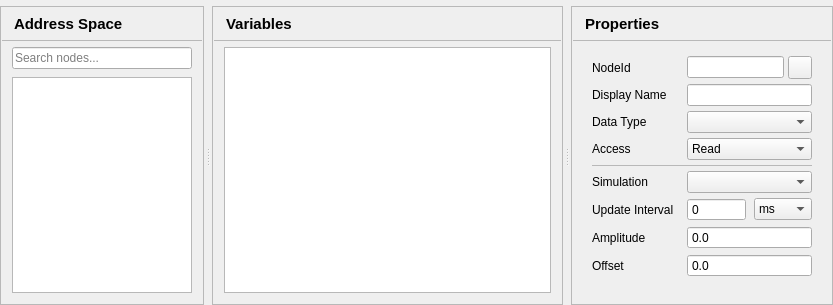
Qt form src/ui/pages/objectspage.ui (sanny32/OpenUaSim) before a commit.
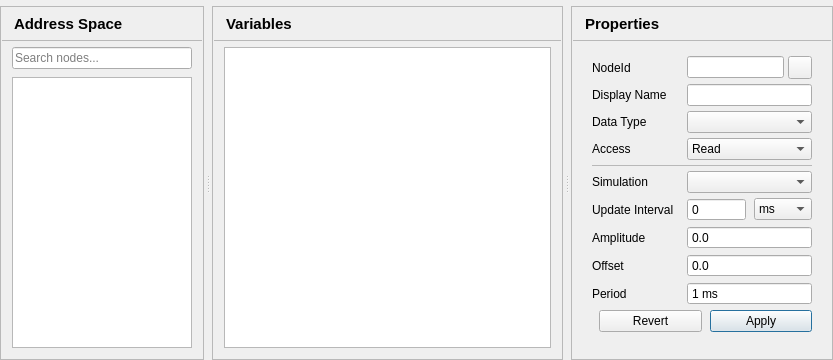
The same form after that commit.

Patch:
```diff
--- a/src/ui/pages/objectspage.ui
+++ b/src/ui/pages/objectspage.ui
@@ -623,6 +623,60 @@
                 </property>
                </widget>
               </item>
+              <item row="9" column="0">
+               <widget class="QLabel" name="periodLabel">
+                <property name="text">
+                 <string>Period</string>
+                </property>
+               </widget>
+              </item>
+              <item row="9" column="1">
+               <widget class="QSpinBox" name="periodSpin">
+                <property name="buttonSymbols">
+                 <enum>QAbstractSpinBox::NoButtons</enum>
+                </property>
+                <property name="suffix">
+                 <string> ms</string>
+                </property>
+                <property name="minimum">
+                 <number>1</number>
+                </property>
+                <property name="maximum">
+                 <number>86400000</number>
+                </property>
+               </widget>
+              </item>
+              <item row="10" column="0" colspan="2">
+               <layout class="QHBoxLayout" name="propertiesButtonsLayout">
+                <property name="spacing">
+                 <number>8</number>
+                </property>
+                <item>
+                 <spacer name="propertiesButtonsSpacer">
+                  <property name="orientation">
+                   <enum>Qt::Horizontal</enum>
+                  </property>
+                 </spacer>
+                </item>
+                <item>
+                 <widget class="QPushButton" name="revertButton">
+                  <property name="text">
+                   <string>Revert</string>
+                  </property>
+                 </widget>
+                </item>
+                <item>
+                 <widget class="QPushButton" name="applyButton">
+                  <property name="text">
+                   <string>Apply</string>
+                  </property>
+                  <property name="default">
+                   <bool>true</bool>
+                  </property>
+                 </widget>
+                </item>
+               </layout>
+              </item>
              </layout>
             </widget>
            </item>
```
